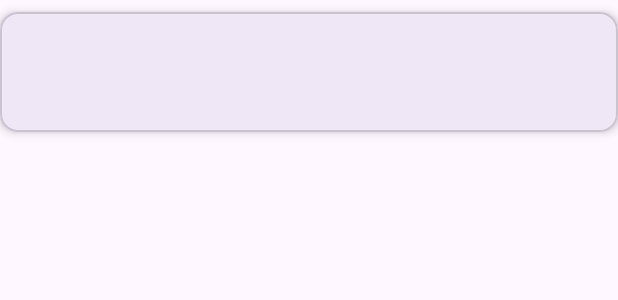
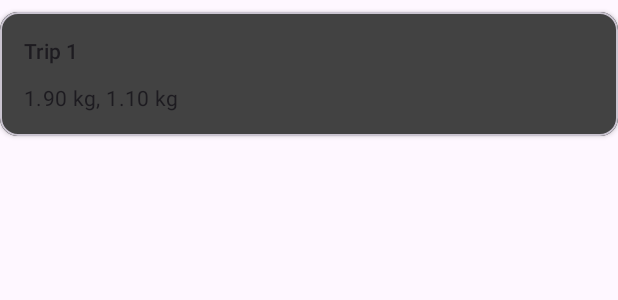
Before and after one commit to eranio/efficient-janitor, an Android app: the layout trip_item.xml on its own in the app's theme, with its tools: preview values and no code run, on a phone screen of 412 x 824 dp. Shown: the top 300 px of the screen. Run offline under Robolectric (Android 15) with nearby library versions, the phone set to English and light mode, and no system bars.

Commit message:
add bags visualization

```diff
--- a/app/src/main/res/layout/trip_item.xml
+++ b/app/src/main/res/layout/trip_item.xml
@@ -1,31 +1,42 @@
 <?xml version="1.0" encoding="utf-8"?>
-<com.google.android.material.card.MaterialCardView
-    xmlns:android="http://schemas.android.com/apk/res/android"
+<com.google.android.material.card.MaterialCardView xmlns:android="http://schemas.android.com/apk/res/android"
     xmlns:app="http://schemas.android.com/apk/res-auto"
     android:layout_width="match_parent"
     android:layout_height="wrap_content"
+    xmlns:tools="http://schemas.android.com/tools"
+    app:cardCornerRadius="12dp"
+    app:cardElevation="2dp"
     android:layout_marginVertical="8dp"
-    app:cardElevation="4dp"
-    app:cardCornerRadius="12dp">
+    app:cardBackgroundColor="?attr/colorSurfaceVariant">
 
     <LinearLayout
         android:layout_width="match_parent"
         android:layout_height="wrap_content"
         android:orientation="vertical"
+        android:background="@color/cardview_dark_background"
         android:padding="16dp">
 
         <TextView
             android:id="@+id/tripTitle"
+            style="@style/TextAppearance.Material3.TitleSmall"
             android:layout_width="wrap_content"
             android:layout_height="wrap_content"
-            android:textStyle="bold"
-            android:textSize="18sp" />
+            tools:text="Trip 1" />
+
+        <LinearLayout
+            android:id="@+id/bagIconsContainer"
+            android:layout_width="match_parent"
+            android:layout_height="wrap_content"
+            android:orientation="horizontal"
+            android:layout_marginTop="8dp" />
 
         <TextView
-            android:id="@+id/tripDetails"
+            android:id="@+id/tripWeights"
+            style="@style/TextAppearance.Material3.BodyMedium"
             android:layout_width="wrap_content"
             android:layout_height="wrap_content"
-            android:layout_marginTop="4dp" />
+            android:layout_marginTop="4dp"
+            tools:text="1.90 kg, 1.10 kg" />
 
     </LinearLayout>
 </com.google.android.material.card.MaterialCardView>
--- a/app/src/main/res/values/dimens.xml
+++ b/app/src/main/res/values/dimens.xml
@@ -2,4 +2,5 @@
 <resources>
     <dimen name="small_margin">8dp</dimen>
     <dimen name="medium_margin">16dp</dimen>
+    <dimen name="bag_icon_size">60dp</dimen>
 </resources>
```
Also changed, not shown: app/src/main/java/com/eranio/efficientjanitor/ui/result/TripsAdapter.kt (+36 -7 lines), app/src/main/res/drawable/bag.png (added).
